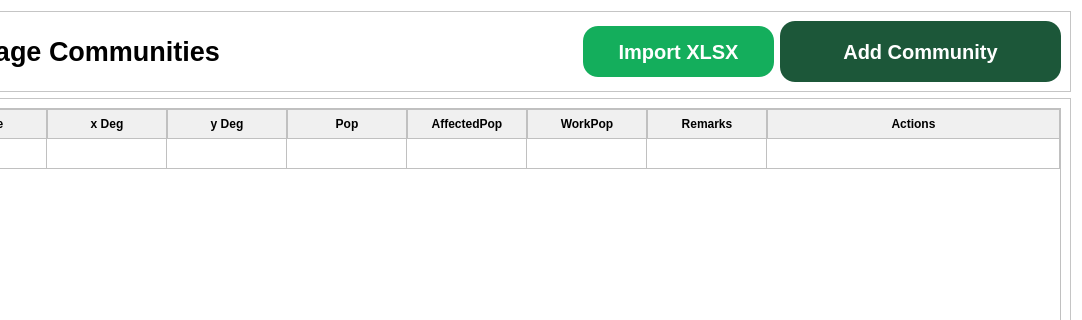
Lucianono/ShelterAlloc_Thesis, file FE/entityManagement.ui: the form before one commit; both pictures show x 118 to 1200 and y 0 to 320 of the 1200 by 750 pixel window.
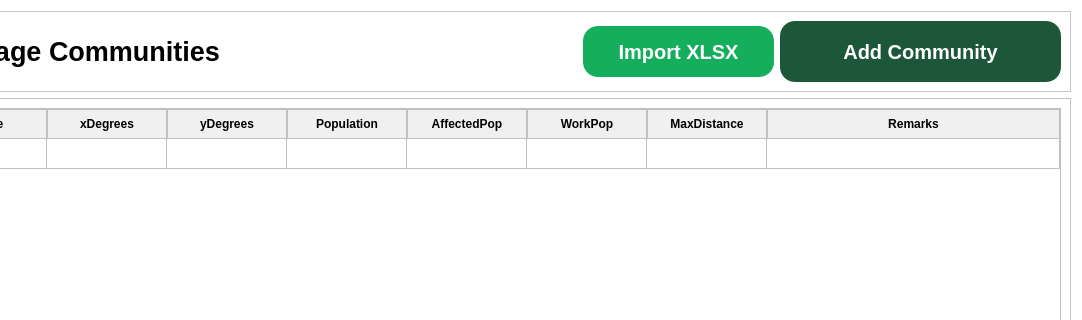
The form after the commit. Icons and pictures are not drawn.

The edit to the form file:
```diff
--- a/FE/entityManagement.ui
+++ b/FE/entityManagement.ui
@@ -285,17 +285,17 @@
         </column>
         <column>
          <property name="text">
-          <string>x Deg</string>
+          <string>xDegrees</string>
          </property>
         </column>
         <column>
          <property name="text">
-          <string>y Deg</string>
+          <string>yDegrees</string>
          </property>
         </column>
         <column>
          <property name="text">
-          <string>Pop</string>
+          <string>Population</string>
          </property>
         </column>
         <column>
@@ -308,16 +308,16 @@
           <string>WorkPop</string>
          </property>
         </column>
+        <column>
+         <property name="text">
+          <string>MaxDistance</string>
+         </property>
+        </column>
         <column>
          <property name="text">
           <string>Remarks</string>
          </property>
         </column>
-        <column>
-         <property name="text">
-          <string>Actions</string>
-         </property>
-        </column>
        </widget>
       </item>
      </layout>
```
